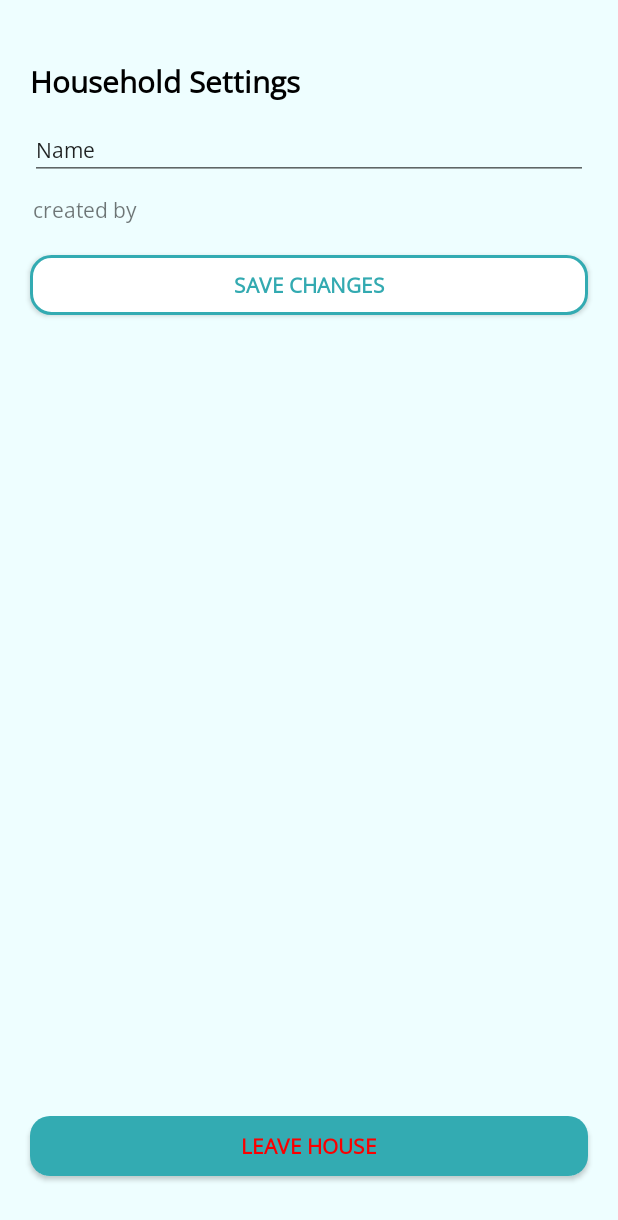
After one commit to haniellejermayn/Kasama, an Android app: the layout layout_settings.xml on its own in the app's theme, with its tools: preview values and no code run, on a phone screen of 412 x 824 dp. The commit adds this screen. Shown: the top 1220 px of the screen. Run offline under Robolectric (Android 15) with nearby library versions, the phone set to English and light mode, and no system bars; Roboto replaces fonts that are not available here.

Commit message:
new view: settings; have leave, delete, edit household options (backend to do)

```diff
--- a/app/src/main/AndroidManifest.xml
+++ b/app/src/main/AndroidManifest.xml
@@ -57,6 +57,7 @@
         <activity android:name=".JoinActivity" android:theme="@style/Theme.Kasama" />
         <activity android:name=".JoinConfirmActivity" android:theme="@style/Theme.Kasama" />
         <activity android:name=".MenuActivity" android:theme="@style/Theme.Kasama" />
+        <activity android:name=".SettingsActivity" android:theme="@style/Theme.Kasama" />
 
         <activity
             android:name=".NoteActivity"
--- /dev/null
+++ b/app/src/main/res/drawable/baseline_settings_24.xml
@@ -0,0 +1,5 @@
+<vector xmlns:android="http://schemas.android.com/apk/res/android" android:height="24dp" android:tint="#33AAB1" android:viewportHeight="24" android:viewportWidth="24" android:width="24dp">
+
+    <path android:fillColor="@android:color/white" android:pathData="M19.14,12.94c0.04,-0.3 0.06,-0.61 0.06,-0.94c0,-0.32 -0.02,-0.64 -0.07,-0.94l2.03,-1.58c0.18,-0.14 0.23,-0.41 0.12,-0.61l-1.92,-3.32c-0.12,-0.22 -0.37,-0.29 -0.59,-0.22l-2.39,0.96c-0.5,-0.38 -1.03,-0.7 -1.62,-0.94L14.4,2.81c-0.04,-0.24 -0.24,-0.41 -0.48,-0.41h-3.84c-0.24,0 -0.43,0.17 -0.47,0.41L9.25,5.35C8.66,5.59 8.12,5.92 7.63,6.29L5.24,5.33c-0.22,-0.08 -0.47,0 -0.59,0.22L2.74,8.87C2.62,9.08 2.66,9.34 2.86,9.48l2.03,1.58C4.84,11.36 4.8,11.69 4.8,12s0.02,0.64 0.07,0.94l-2.03,1.58c-0.18,0.14 -0.23,0.41 -0.12,0.61l1.92,3.32c0.12,0.22 0.37,0.29 0.59,0.22l2.39,-0.96c0.5,0.38 1.03,0.7 1.62,0.94l0.36,2.54c0.05,0.24 0.24,0.41 0.48,0.41h3.84c0.24,0 0.44,-0.17 0.47,-0.41l0.36,-2.54c0.59,-0.24 1.13,-0.56 1.62,-0.94l2.39,0.96c0.22,0.08 0.47,0 0.59,-0.22l1.92,-3.32c0.12,-0.22 0.07,-0.47 -0.12,-0.61L19.14,12.94zM12,15.6c-1.98,0 -3.6,-1.62 -3.6,-3.6s1.62,-3.6 3.6,-3.6s3.6,1.62 3.6,3.6S13.98,15.6 12,15.6z"/>
+
+</vector>
--- /dev/null
+++ b/app/src/main/res/layout/layout_settings.xml
@@ -0,0 +1,82 @@
+<?xml version="1.0" encoding="utf-8"?>
+<androidx.constraintlayout.widget.ConstraintLayout xmlns:android="http://schemas.android.com/apk/res/android"
+    xmlns:app="http://schemas.android.com/apk/res-auto"
+    xmlns:tools="http://schemas.android.com/tools"
+    android:layout_width="match_parent"
+    android:layout_height="match_parent"
+    android:background="#EEFEFF"
+    android:focusable="false">
+
+    <TextView
+        android:id="@+id/text_header"
+        android:layout_width="wrap_content"
+        android:layout_height="wrap_content"
+        android:layout_marginStart="20dp"
+        android:layout_marginTop="40dp"
+        android:text="Household Settings"
+        android:textColor="#000000"
+        android:textSize="20dp"
+        android:textStyle="bold"
+        app:layout_constraintStart_toStartOf="parent"
+        app:layout_constraintTop_toTopOf="parent" />
+
+    <EditText
+        android:id="@+id/text_hhname"
+        android:layout_width="0dp"
+        android:layout_height="wrap_content"
+        android:layout_marginStart="20dp"
+        android:layout_marginTop="12dp"
+        android:layout_marginEnd="20dp"
+        android:ems="10"
+        android:focusable="false"
+        android:inputType="text"
+        android:text="Name"
+        android:textSize="14sp"
+        app:layout_constraintEnd_toEndOf="parent"
+        app:layout_constraintStart_toStartOf="parent"
+        app:layout_constraintTop_toBottomOf="@+id/text_header" />
+
+    <TextView
+        android:id="@+id/text_createdby"
+        android:layout_width="0dp"
+        android:layout_height="wrap_content"
+        android:layout_marginStart="22dp"
+        android:layout_marginTop="10dp"
+        android:layout_marginEnd="20dp"
+        android:text="created by"
+        app:layout_constraintEnd_toEndOf="parent"
+        app:layout_constraintStart_toStartOf="parent"
+        app:layout_constraintTop_toBottomOf="@+id/text_hhname" />
+
+    <Button
+        android:id="@+id/button_leave"
+        android:layout_width="0dp"
+        android:layout_height="40dp"
+        android:layout_marginStart="20dp"
+        android:layout_marginEnd="20dp"
+        android:layout_marginBottom="40dp"
+        android:background="@drawable/rounded_button_primary"
+        android:text="Leave House"
+        android:textColor="#FB0000"
+        android:textStyle="bold"
+        app:layout_constraintBottom_toBottomOf="parent"
+        app:layout_constraintEnd_toEndOf="parent"
+        app:layout_constraintHorizontal_bias="0.0"
+        app:layout_constraintStart_toStartOf="parent" />
+
+    <Button
+        android:id="@+id/button_save_changes"
+        android:layout_width="0dp"
+        android:layout_height="40dp"
+        android:layout_marginStart="20dp"
+        android:layout_marginTop="20dp"
+        android:layout_marginEnd="20dp"
+        android:background="@drawable/rounded_button_secondary_light"
+        android:text="Save Changes"
+        android:textColor="#33AAB1"
+        android:textStyle="bold"
+        app:layout_constraintEnd_toEndOf="parent"
+        app:layout_constraintHorizontal_bias="0.0"
+        app:layout_constraintStart_toStartOf="parent"
+        app:layout_constraintTop_toBottomOf="@+id/text_createdby" />
+</androidx.constraintlayout.widget.ConstraintLayout>
```
Also changed, not shown: app/src/main/java/com/mobicom/s18/kasama/DashboardActivity.kt (+6 -1 lines), app/src/main/java/com/mobicom/s18/kasama/SettingsActivity.kt (added, +89 -0 lines), app/src/main/res/layout/layout_dashboard_page.xml (+12 -0 lines).
